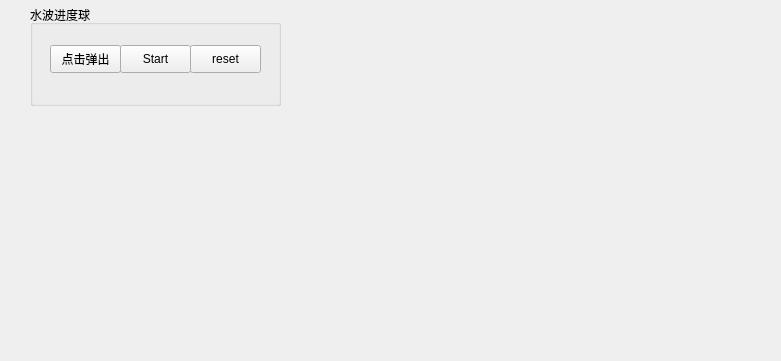
This is mainwindow.ui in TURIING/QtDemo as Qt 5 draws it before an edit; both pictures show x 0 to 781 and y 405 to 766 of the 1180 by 766 pixel window. The edited form follows.
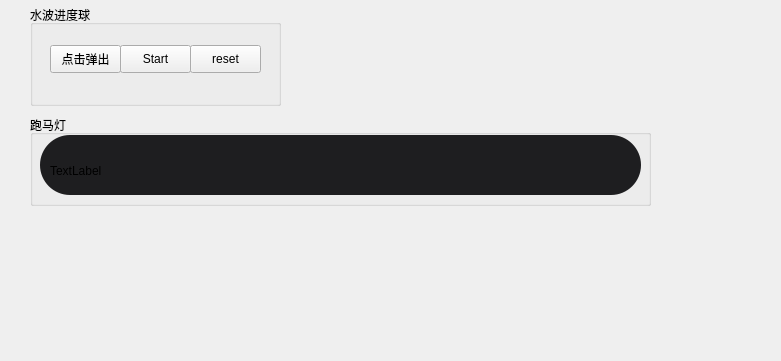
This is the edited form. Custom widgets are drawn as their Qt base class.

Commit message: feat：实现跑马灯

```diff
--- a/mainwindow.ui
+++ b/mainwindow.ui
@@ -267,6 +267,64 @@
      </property>
     </widget>
    </widget>
+   <widget class="QGroupBox" name="groupBox_7">
+    <property name="geometry">
+     <rect>
+      <x>30</x>
+      <y>520</y>
+      <width>621</width>
+      <height>91</height>
+     </rect>
+    </property>
+    <property name="title">
+     <string>跑马灯</string>
+    </property>
+    <widget class="QFrame" name="frame">
+     <property name="geometry">
+      <rect>
+       <x>10</x>
+       <y>20</y>
+       <width>601</width>
+       <height>60</height>
+      </rect>
+     </property>
+     <property name="minimumSize">
+      <size>
+       <width>0</width>
+       <height>60</height>
+      </size>
+     </property>
+     <property name="styleSheet">
+      <string notr="true">#frame
+{
+	background: #1E1E20;
+	border-radius: 30px;
+}</string>
+     </property>
+     <property name="frameShape">
+      <enum>QFrame::StyledPanel</enum>
+     </property>
+     <property name="frameShadow">
+      <enum>QFrame::Raised</enum>
+     </property>
+     <widget class="Marquee" name="labelMarquee">
+      <property name="geometry">
+       <rect>
+        <x>10</x>
+        <y>20</y>
+        <width>581</width>
+        <height>31</height>
+       </rect>
+      </property>
+      <property name="styleSheet">
+       <string notr="true"/>
+      </property>
+      <property name="text">
+       <string>TextLabel</string>
+      </property>
+     </widget>
+    </widget>
+   </widget>
   </widget>
   <widget class="QMenuBar" name="menubar">
    <property name="geometry">
@@ -305,6 +363,11 @@
    <header>ScrollText.h</header>
    <container>1</container>
   </customwidget>
+  <customwidget>
+   <class>Marquee</class>
+   <extends>QLabel</extends>
+   <header>Marquee.h</header>
+  </customwidget>
  </customwidgets>
  <resources/>
  <connections/>
```
The commit also changes 4 other files.
